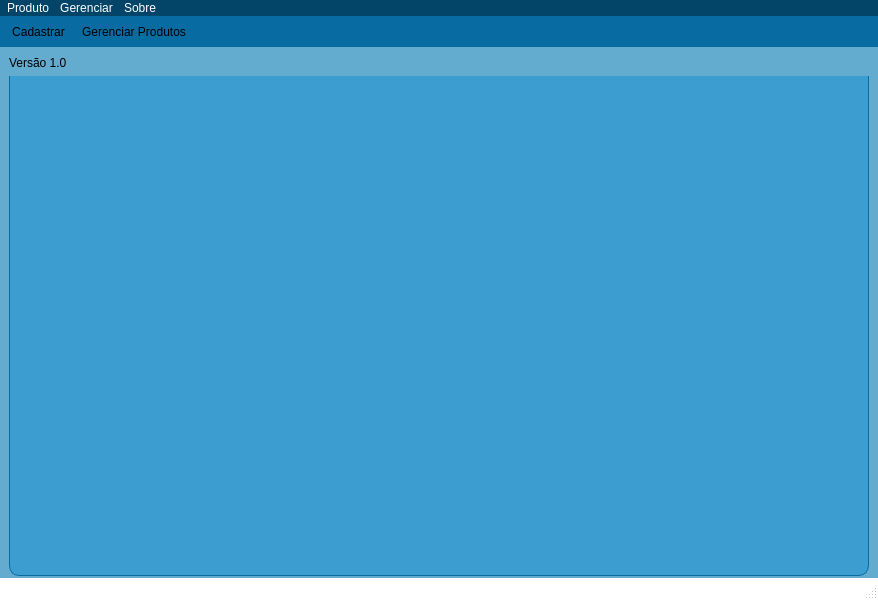
First picture: the form in Projeto 3/Teste_Luiz/ProjetoCont/mainwindow.ui, repository Rodrigo-P-Nascimento/Qt-DRUD, before the edit.
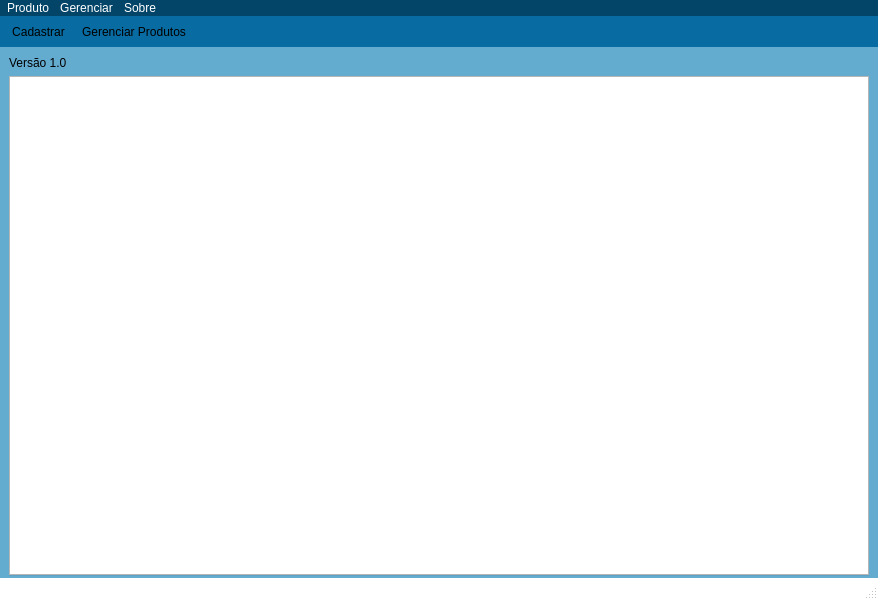
Second picture: the form after the edit. Icons and pictures are not drawn.

```diff
--- a/Projeto 3/Teste_Luiz/ProjetoCont/mainwindow.ui
+++ b/Projeto 3/Teste_Luiz/ProjetoCont/mainwindow.ui
@@ -78,7 +78,9 @@
   border-bottom-left-radius: 10px;
   border-bottom-right-radius: 10px;
   top:-1px; 
-  background: rgb(60, 157, 208); 
+  background-image: url(:/imagem/Imagens/merchandising-de-mercearia.png) no-repeat center center fixed;
+  background-size: 50px 50px;
+
 } 
 
 QTabBar::tab {
```
